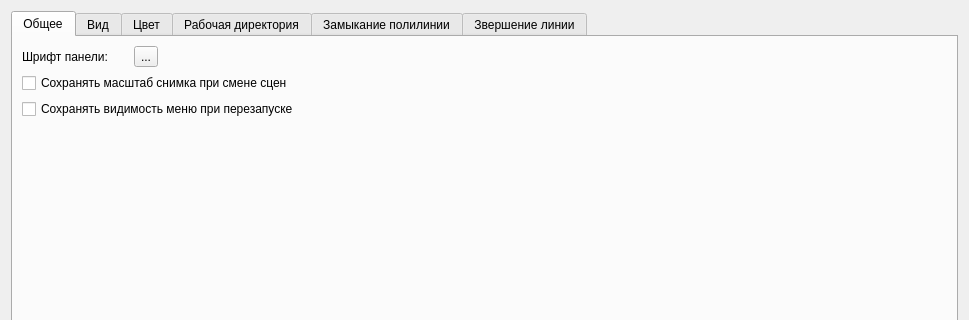
This is src/qlabelme/widgets/settings.ui in mariekarelina/QLabelMe as Qt 5 draws it before an edit; both pictures show x 0 to 969 and y 0 to 320 of the 969 by 546 pixel window. The edited form follows.
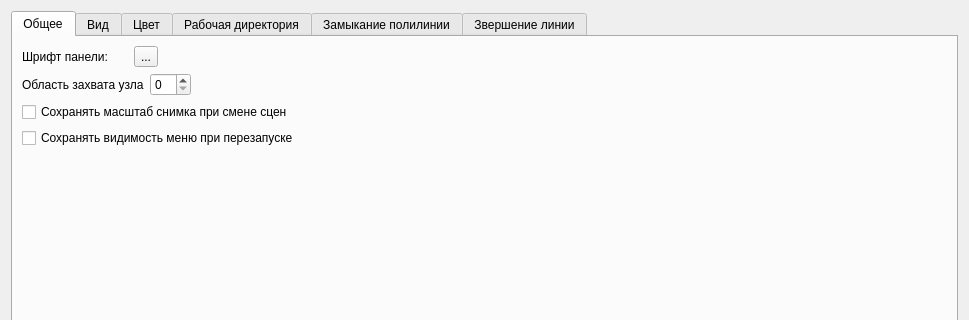
This is the edited form. The open tabs and pages were chosen to show the change.

Commit message: Добавлена настройка области захвата узла

What changed in the file:
```diff
--- a/src/qlabelme/widgets/settings.ui
+++ b/src/qlabelme/widgets/settings.ui
@@ -22,7 +22,7 @@
   <property name="windowFilePath">
    <string>Настройка</string>
   </property>
-  <layout class="QVBoxLayout" name="verticalLayout_6">
+  <layout class="QVBoxLayout" name="verticalLayout_7">
    <item>
     <widget class="QTabWidget" name="tabWidget">
      <property name="sizePolicy">
@@ -38,7 +38,7 @@
       <attribute name="title">
        <string>Общее</string>
       </attribute>
-      <layout class="QVBoxLayout" name="verticalLayout_7">
+      <layout class="QVBoxLayout" name="verticalLayout_6">
        <item>
         <layout class="QHBoxLayout" name="horizontalLayout">
          <item>
@@ -85,6 +85,33 @@
          </item>
         </layout>
        </item>
+       <item>
+        <layout class="QHBoxLayout" name="horizontalLayout_5">
+         <item>
+          <widget class="QLabel" name="handlePickRadius">
+           <property name="text">
+            <string>Область захвата узла</string>
+           </property>
+          </widget>
+         </item>
+         <item>
+          <widget class="QSpinBox" name="spinHandlePickRadius"/>
+         </item>
+         <item>
+          <spacer name="horizontalSpacer_3">
+           <property name="orientation">
+            <enum>Qt::Horizontal</enum>
+           </property>
+           <property name="sizeHint" stdset="0">
+            <size>
+             <width>40</width>
+             <height>20</height>
+            </size>
+           </property>
+          </spacer>
+         </item>
+        </layout>
+       </item>
        <item>
         <widget class="QCheckBox" name="keepImageScale">
          <property name="text">
@@ -106,8 +133,8 @@
          </property>
          <property name="sizeHint" stdset="0">
           <size>
-           <width>20</width>
-           <height>40</height>
+           <width>14</width>
+           <height>245</height>
           </size>
          </property>
         </spacer>
```
Left out of the diff: 2 changed lines with no effect on the pictures. The commit also changes 5 other files.
